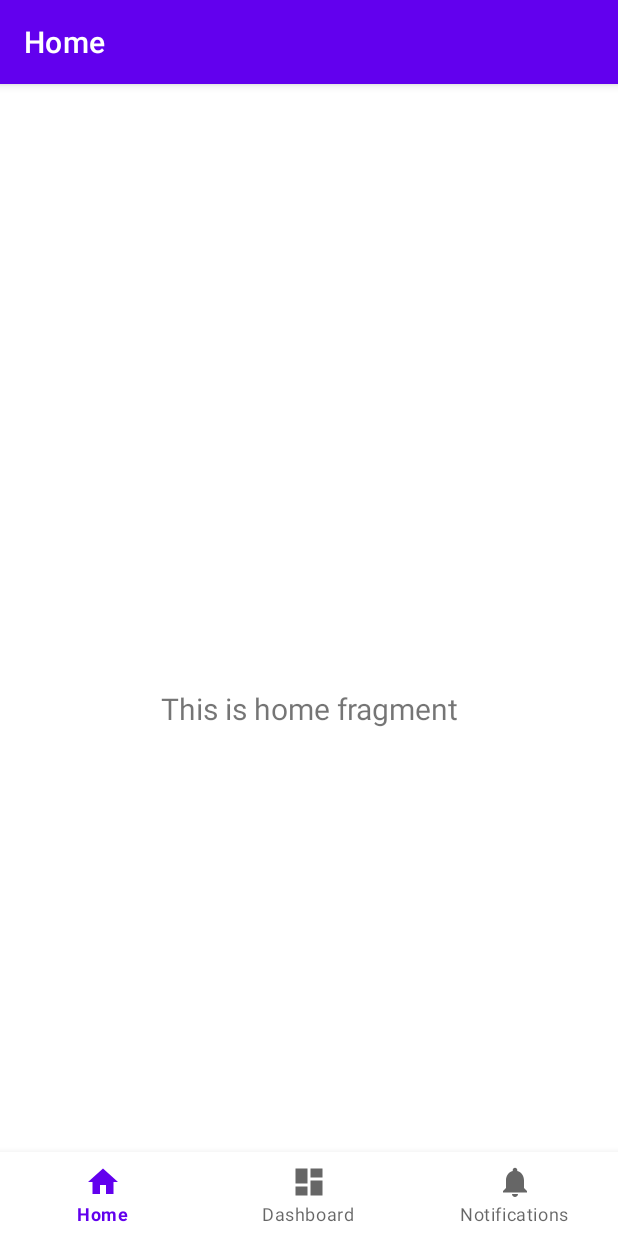
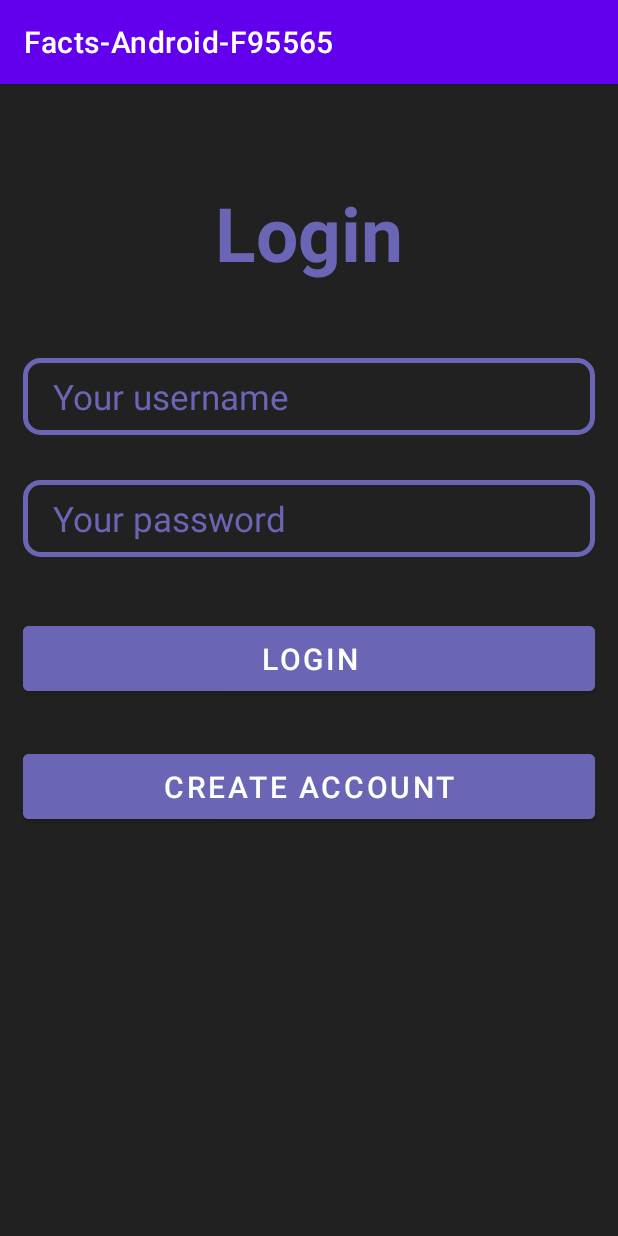
Before and after one commit to ZhuanM/android-facts, an Android app: the screen it shows after launch (MainActivity before the commit, LoginActivity after it), on a phone screen of 412 x 824 dp. Run offline under Robolectric (Android 15) with nearby library versions, the phone set to English and light mode, and no system bars.

Commit message:
Added login and register with Database

```diff
--- a/app/src/main/AndroidManifest.xml
+++ b/app/src/main/AndroidManifest.xml
@@ -13,6 +13,12 @@
         tools:targetApi="31">
         <activity
             android:name=".MainActivity"
+            android:exported="false" />
+        <activity
+            android:name=".SignUpActivity"
+            android:exported="false" />
+        <activity
+            android:name=".LoginActivity"
             android:exported="true"
             android:label="@string/app_name">
             <intent-filter>
--- /dev/null
+++ b/app/src/main/java/com/example/facts_android_f95565/LoginActivity.java
@@ -0,0 +1,71 @@
+package com.example.facts_android_f95565;
+
+import androidx.appcompat.app.AppCompatActivity;
+
+import android.content.Intent;
+import android.os.Bundle;
+import android.text.TextUtils;
+import android.view.View;
+import android.widget.Button;
+import android.widget.EditText;
+import android.widget.Toast;
+
+public class LoginActivity extends AppCompatActivity {
+
+    EditText username, password;
+    Button login, register;
+    DatabaseHelper db;
+
+    @Override
+    protected void onCreate(Bundle savedInstanceState) {
+        super.onCreate(savedInstanceState);
+        setContentView(R.layout.activity_login);
+
+        username = findViewById(R.id.username);
+        password = findViewById(R.id.password);
+
+        login = findViewById(R.id.login);
+        register = findViewById(R.id.register);
+
+        db = new DatabaseHelper(this);
+
+        login.setOnClickListener(new View.OnClickListener() {
+            @Override
+            public void onClick(View view) {
+                String user = username.getText().toString();
+                String pass = password.getText().toString();
+
+                if (TextUtils.isEmpty(user)) {
+                    Toast.makeText(LoginActivity.this, "Please enter your username!", Toast.LENGTH_SHORT).show();
+                }
+                else if (TextUtils.isEmpty(pass)) {
+                    Toast.makeText(LoginActivity.this, "Please enter your password!", Toast.LENGTH_SHORT).show();
+                }
+                else if (TextUtils.isEmpty(user) && TextUtils.isEmpty(pass)) {
+                    Toast.makeText(LoginActivity.this, "Please enter the fields!", Toast.LENGTH_SHORT).show();
+                }
+                else {
+                    // Successful params
+                    Boolean isLoginCorrect = db.checkLoginParams(user, pass);
+                    if (isLoginCorrect == true) {
+                        Toast.makeText(LoginActivity.this, "Successfully logged!", Toast.LENGTH_SHORT).show();
+
+                        Intent intent = new Intent(getApplicationContext(), MainActivity.class);
+                        startActivity(intent);
+                    }
+                    else {
+                        Toast.makeText(LoginActivity.this, "Failed login!", Toast.LENGTH_SHORT).show();
+                    }
+                }
+            }
+        });
+
+        register.setOnClickListener(new View.OnClickListener() {
+            @Override
+            public void onClick(View view) {
+                Intent intent = new Intent(getApplicationContext(), SignUpActivity.class);
+                startActivity(intent);
+            }
+        });
+    }
+}
--- /dev/null
+++ b/app/src/main/res/drawable/custominputbackground.xml
@@ -0,0 +1,6 @@
+<?xml version="1.0" encoding="utf-8"?>
+<shape android:shape="rectangle" xmlns:android="http://schemas.android.com/apk/res/android">
+    <stroke android:width="3dp"
+            android:color="@color/custom_purple"/>
+    <corners android:radius="10dp"/>
+</shape>
--- /dev/null
+++ b/app/src/main/res/layout/activity_login.xml
@@ -0,0 +1,64 @@
+<?xml version="1.0" encoding="utf-8"?>
+<LinearLayout xmlns:android="http://schemas.android.com/apk/res/android"
+    xmlns:app="http://schemas.android.com/apk/res-auto"
+    xmlns:tools="http://schemas.android.com/tools"
+    android:layout_width="match_parent"
+    android:layout_height="match_parent"
+    android:padding="15dp"
+    android:orientation="vertical"
+    android:background="@color/custom_dark"
+    tools:context=".LoginActivity">
+
+    <TextView
+        android:layout_width="match_parent"
+        android:layout_height="wrap_content"
+        android:layout_marginTop="50dp"
+        android:layout_marginBottom="50dp"
+        android:gravity="center_horizontal"
+        android:text="Login"
+        android:textColor="@color/custom_purple"
+        android:textSize="50dp"
+        android:textStyle="bold" />
+
+    <EditText
+        android:id="@+id/username"
+        android:layout_width="match_parent"
+        android:layout_height="51dp"
+        android:background="@drawable/custominputbackground"
+        android:hint="Your username"
+        android:textColorHint="@color/custom_purple"
+        android:textSize="23dp"
+        android:layout_marginBottom="30dp"
+        android:paddingLeft="20dp"/>
+
+    <EditText
+        android:id="@+id/password"
+        android:layout_width="match_parent"
+        android:layout_height="51dp"
+        android:background="@drawable/custominputbackground"
+        android:hint="Your password"
+        android:textColorHint="@color/custom_purple"
+        android:textSize="23dp"
+        android:layout_marginBottom="30dp"
+        android:paddingLeft="20dp"/>
+
+    <Button
+        android:id="@+id/login"
+        android:layout_width="match_parent"
+        android:layout_height="55dp"
+        android:layout_marginBottom="30dp"
+        android:layout_marginTop="10dp"
+        android:backgroundTint="@color/custom_purple"
+        android:text="Login"
+        android:textSize="20dp" />
+
+    <Button
+        android:id="@+id/register"
+        android:layout_width="match_parent"
+        android:layout_height="55dp"
+        android:layout_marginBottom="30dp"
+        android:backgroundTint="@color/custom_purple"
+        android:text="Create account"
+        android:textSize="20dp" />
+
+</LinearLayout>
--- a/app/src/main/res/values/colors.xml
+++ b/app/src/main/res/values/colors.xml
@@ -7,4 +7,6 @@
     <color name="teal_700">#FF018786</color>
     <color name="black">#FF000000</color>
     <color name="white">#FFFFFFFF</color>
+    <color name="custom_purple">#6A65B5</color>
+    <color name="custom_dark">#212121</color>
 </resources>
```
Also changed, not shown: app/src/main/java/com/example/facts_android_f95565/DatabaseHelper.java (added, +68 -0 lines), app/src/main/java/com/example/facts_android_f95565/SignUpActivity.java (added, +77 -0 lines), app/src/main/res/layout/activity_sign_up.xml (added, +64 -0 lines).
